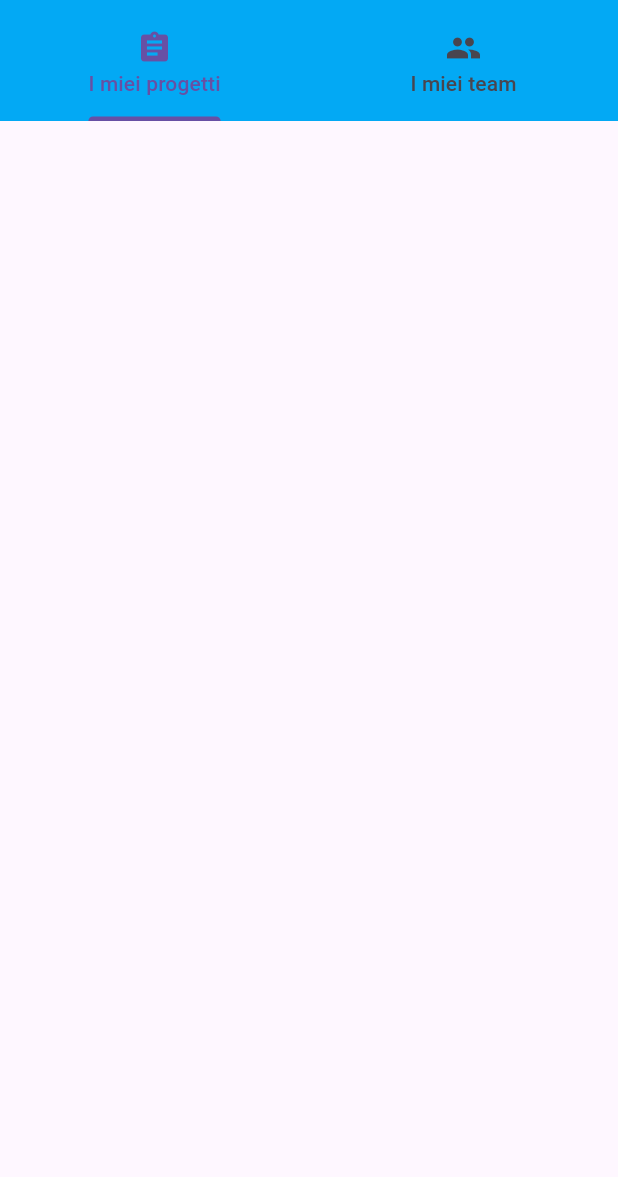
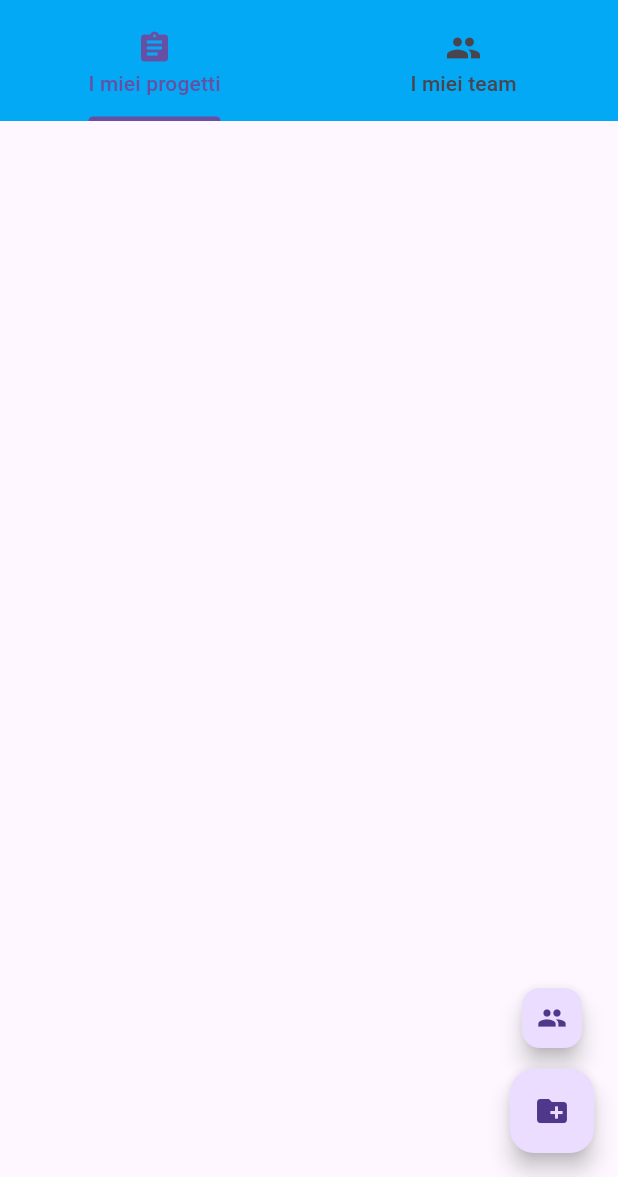
Before and after one commit to apiantonio/OneTask, a Flutter app: the ProjectTeam screen opened directly, on a phone screen of 412 x 824 dp, the part 59-1236 px from its top. Run offline on Flutter 3.47's test engine with Material 3 defaults, Android fonts, the phone set to English and light mode, and no system bars; our stand-ins replace sqflite; accounts and stored records are empty.

Commit message:
Floating action buttons in projects and teams

```diff
--- a/lib/main.dart
+++ b/lib/main.dart
@@ -39,6 +39,9 @@ class OTDashboard extends StatelessWidget {
                 child: const Icon(Icons.create_new_folder),
               ),
             ),
+            const SizedBox(
+              height: 10,
+            ),
             Builder(
               builder: (context) => FloatingActionButton(
                 heroTag: 'unique_tag_2',
--- a/lib/screens/projects_and_teams.dart
+++ b/lib/screens/projects_and_teams.dart
@@ -1,4 +1,6 @@
 import 'package:OneTask/model/progetto.dart';
+import 'package:OneTask/screens/new_project.dart';
+import 'package:OneTask/screens/new_team.dart';
 import 'package:flutter/material.dart';
 import '../widgets/appbar.dart';
 import '../widgets/drawer.dart';
@@ -44,6 +46,44 @@ class ProjectTeamState extends State<ProjectTeam> with TickerProviderStateMixin{
           children: const [
             ProjectView(),
             TeamView(),
+          ],
+        ),
+        // Floating Buttons in basso a destra
+        floatingActionButton: Column(
+          mainAxisAlignment: MainAxisAlignment.end,
+          children: [
+            Builder(
+              builder: (context) => FloatingActionButton.small(
+
+                heroTag: 'unique_tag_2',
+                onPressed: () {
+                  Navigator.push(
+                    context,
+                    MaterialPageRoute(builder: (context) => const NewTeam())
+                  );
+                },
+                tooltip: 'Nuovo team',
+                child: const Icon(Icons.group, size: 20),
+              )
+            ),
+            const SizedBox(
+              height: 10,
+            ),
+            Builder(
+              builder: (context) => FloatingActionButton(
+                /*questo herotag serve perchè abbiamo due floating nello stesso subtree e senza genera eccezione*/
+                heroTag: 'unique_tag_1',
+                onPressed: () {
+                  Navigator.push(
+                    context,
+                    MaterialPageRoute(builder: (context) => const NewProject())
+                  );
+                },
+                tooltip: 'Nuovo progetto',
+                child: const Icon(Icons.create_new_folder),
+              ),
+            ),
+
           ],
         ),
     );
```
